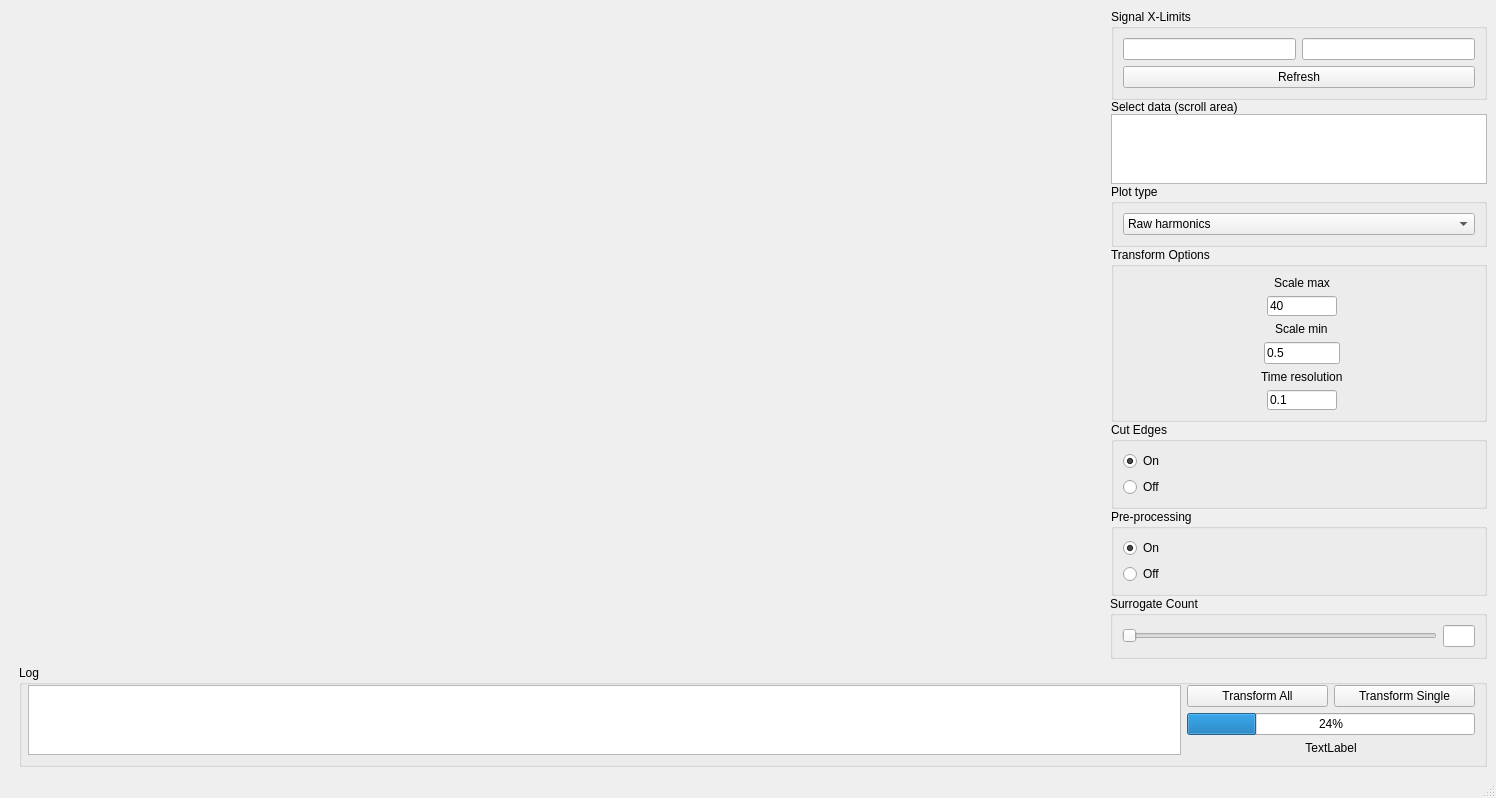
Above: res/layout/window_harmonics.ui from luphysics/PyMODA before the change. Below: the same form after it.
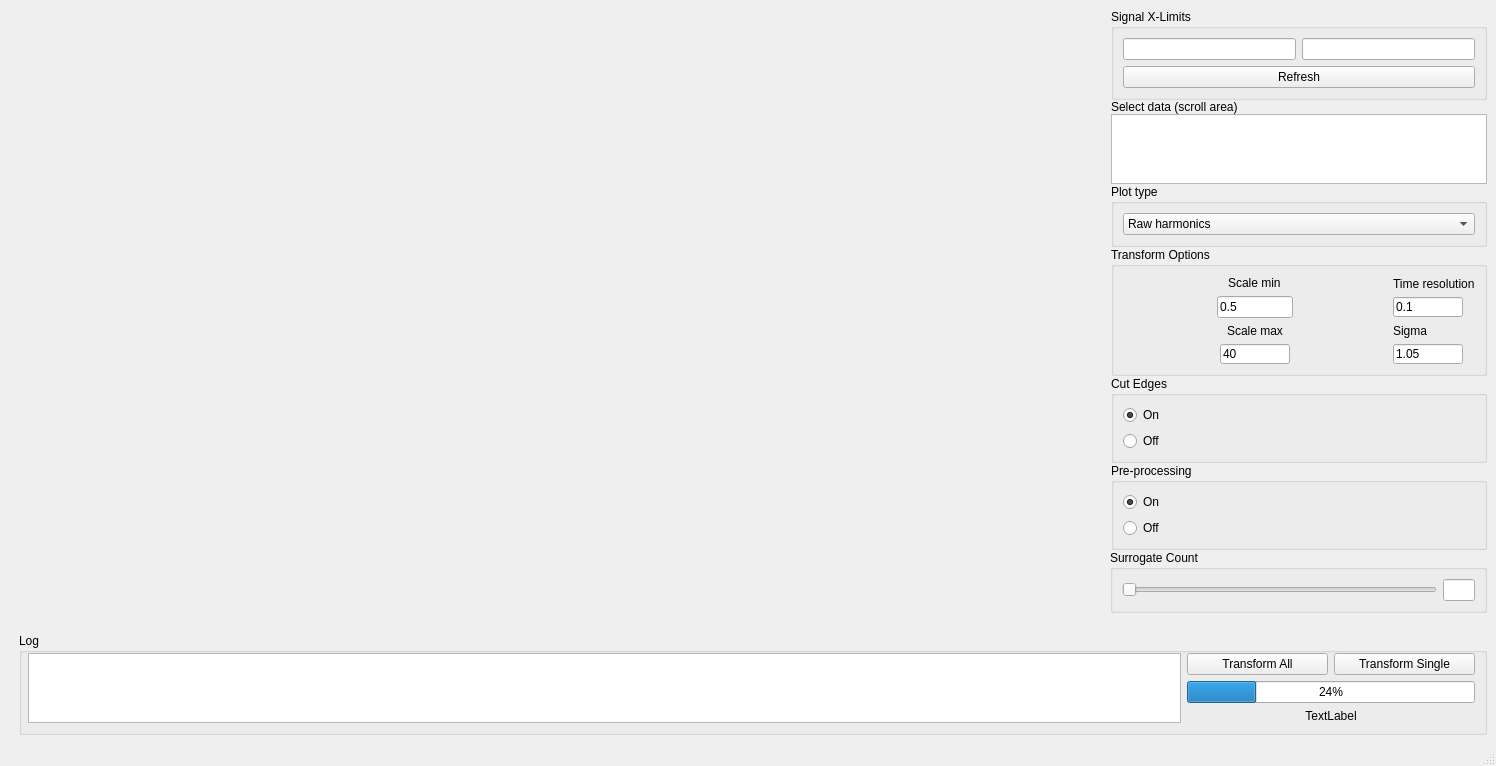
That is the form after the change. Custom widgets are drawn as their Qt base class.

Commit message: Add 'sigma' to DHWindow

```diff
--- a/res/layout/window_harmonics.ui
+++ b/res/layout/window_harmonics.ui
@@ -121,58 +121,18 @@
           <item row="1" column="1">
            <layout class="QGridLayout" name="gridLayout_5">
             <item row="0" column="0">
-             <layout class="QGridLayout" name="gridLayout_6">
+             <layout class="QGridLayout" name="gridLayout_6" rowstretch="1">
               <item row="0" column="0">
-               <layout class="QVBoxLayout" name="verticalLayout_2"/>
-              </item>
-              <item row="2" column="0">
-               <layout class="QVBoxLayout" name="verticalLayout_11">
+               <layout class="QVBoxLayout" name="verticalLayout_11" stretch="1,1,1,1,5">
                 <item>
                  <widget class="QGroupBox" name="freqOptions">
                   <property name="title">
                    <string>Transform Options</string>
                   </property>
-                  <layout class="QFormLayout" name="formLayout_2">
-                   <property name="labelAlignment">
-                    <set>Qt::AlignRight|Qt::AlignTrailing|Qt::AlignVCenter</set>
-                   </property>
-                   <property name="formAlignment">
-                    <set>Qt::AlignRight|Qt::AlignTop|Qt::AlignTrailing</set>
-                   </property>
-                   <item row="1" column="1">
-                    <layout class="QVBoxLayout" name="verticalLayout_6" stretch="0,0">
-                     <item alignment="Qt::AlignHCenter">
-                      <widget class="QLabel" name="label_3">
-                       <property name="frameShape">
-                        <enum>QFrame::NoFrame</enum>
-                       </property>
-                       <property name="text">
-                        <string>Scale max</string>
-                       </property>
-                      </widget>
-                     </item>
-                     <item alignment="Qt::AlignHCenter">
-                      <widget class="QLineEdit" name="line_scale_max">
-                       <property name="minimumSize">
-                        <size>
-                         <width>70</width>
-                         <height>20</height>
-                        </size>
-                       </property>
-                       <property name="maximumSize">
-                        <size>
-                         <width>70</width>
-                         <height>20</height>
-                        </size>
-                       </property>
-                       <property name="text">
-                        <string>40</string>
-                       </property>
-                      </widget>
-                     </item>
-                    </layout>
-                   </item>
-                   <item row="2" column="1">
+                  <layout class="QHBoxLayout" name="horizontalLayout_5">
+                   <item>
+                    <layout class="QVBoxLayout" name="verticalLayout_14">
+                     <item>
                     <layout class="QVBoxLayout" name="verticalLayout_4">
                      <item alignment="Qt::AlignHCenter">
                       <widget class="QLabel" name="label_4">
@@ -199,9 +159,46 @@
                      </item>
                     </layout>
                    </item>
-                   <item row="3" column="1">
-                    <layout class="QVBoxLayout" name="verticalLayout_5">
+                     <item>
+                      <layout class="QVBoxLayout" name="verticalLayout_6" stretch="0,0">
                      <item alignment="Qt::AlignHCenter">
+                        <widget class="QLabel" name="label_3">
+                         <property name="frameShape">
+                          <enum>QFrame::NoFrame</enum>
+                         </property>
+                         <property name="text">
+                          <string>Scale max</string>
+                         </property>
+                        </widget>
+                       </item>
+                       <item alignment="Qt::AlignHCenter">
+                        <widget class="QLineEdit" name="line_scale_max">
+                         <property name="minimumSize">
+                          <size>
+                           <width>70</width>
+                           <height>20</height>
+                          </size>
+                         </property>
+                         <property name="maximumSize">
+                          <size>
+                           <width>70</width>
+                           <height>20</height>
+                          </size>
+                         </property>
+                         <property name="text">
+                          <string>40</string>
+                         </property>
+                        </widget>
+                       </item>
+                      </layout>
+                     </item>
+                    </layout>
+                   </item>
+                   <item>
+                    <layout class="QVBoxLayout" name="verticalLayout_15">
+                     <item>
+                      <layout class="QVBoxLayout" name="verticalLayout_16">
+                       <item>
                       <widget class="QLabel" name="label_5">
                        <property name="frameShape">
                         <enum>QFrame::NoFrame</enum>
@@ -211,7 +208,7 @@
                        </property>
                       </widget>
                      </item>
-                     <item alignment="Qt::AlignHCenter">
+                       <item>
                       <widget class="QLineEdit" name="line_res">
                        <property name="maximumSize">
                         <size>
@@ -226,6 +223,41 @@
                      </item>
                     </layout>
                    </item>
+                     <item>
+                      <layout class="QVBoxLayout" name="verticalLayout_5"/>
+                     </item>
+                     <item>
+                      <layout class="QVBoxLayout" name="verticalLayout_13">
+                       <item>
+                        <widget class="QLabel" name="label">
+                         <property name="text">
+                          <string>Sigma</string>
+                         </property>
+                        </widget>
+                       </item>
+                       <item>
+                        <widget class="QLineEdit" name="line_sigma">
+                         <property name="maximumSize">
+                          <size>
+                           <width>70</width>
+                           <height>20</height>
+                          </size>
+                         </property>
+                         <property name="text">
+                          <string>1.05</string>
+                         </property>
+                         <property name="cursorPosition">
+                          <number>0</number>
+                         </property>
+                         <property name="clearButtonEnabled">
+                          <bool>false</bool>
+                         </property>
+                        </widget>
+                       </item>
+                      </layout>
+                     </item>
+                    </layout>
+                   </item>
                   </layout>
                  </widget>
                 </item>
```
Left out of the diff: 3 changed lines with no effect on the pictures. Lines whose indentation alone changed are shown as unchanged. The commit also changes 3 other files.
